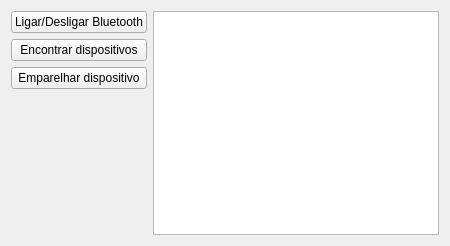
First picture: the form in ui/ui_files/logger.ui, repository JPCassimiro/JHMR, before the edit.
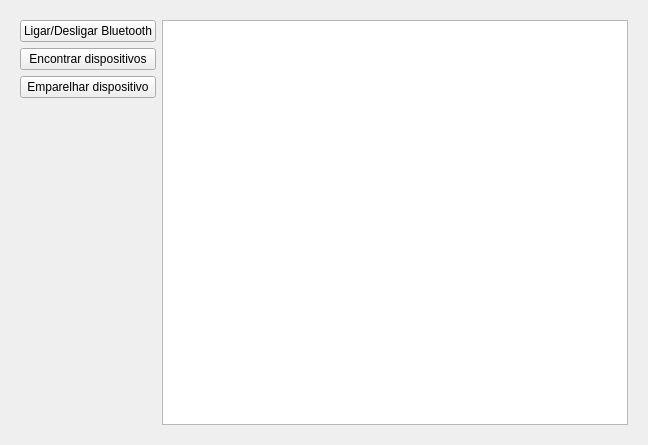
Second picture: the form after the edit.

Diff of the .ui file:
```diff
--- a/ui/ui_files/logger.ui
+++ b/ui/ui_files/logger.ui
@@ -6,8 +6,8 @@
    <rect>
     <x>0</x>
     <y>0</y>
-    <width>450</width>
-    <height>246</height>
+    <width>648</width>
+    <height>445</height>
    </rect>
   </property>
   <property name="sizePolicy">
@@ -18,24 +18,17 @@
   </property>
   <property name="minimumSize">
    <size>
-    <width>450</width>
-    <height>227</height>
+    <width>0</width>
+    <height>0</height>
    </size>
   </property>
   <property name="windowTitle">
    <string>Form</string>
   </property>
   <layout class="QGridLayout" name="gridLayout">
-   <item row="0" column="1">
-    <widget class="QPlainTextEdit" name="logWindow">
-     <property name="readOnly">
-      <bool>true</bool>
-     </property>
-     <property name="plainText">
-      <string/>
-     </property>
-    </widget>
-   </item>
+   <item row="0" column="2">
+    <widget class="QWidget" name="windowContainer" native="true">
+     <layout class="QGridLayout" name="gridLayout_2">
    <item row="0" column="0">
     <layout class="QVBoxLayout" name="verticalLayout">
      <property name="spacing">
@@ -79,6 +72,19 @@
       </spacer>
      </item>
     </layout>
+      </item>
+      <item row="0" column="1">
+       <widget class="QPlainTextEdit" name="logWindow">
+        <property name="readOnly">
+         <bool>true</bool>
+        </property>
+        <property name="plainText">
+         <string/>
+        </property>
+       </widget>
+      </item>
+     </layout>
+    </widget>
    </item>
   </layout>
  </widget>
```
Left out of the diff: 4 changed lines with no effect on the pictures. Lines whose indentation alone changed are shown as unchanged.
